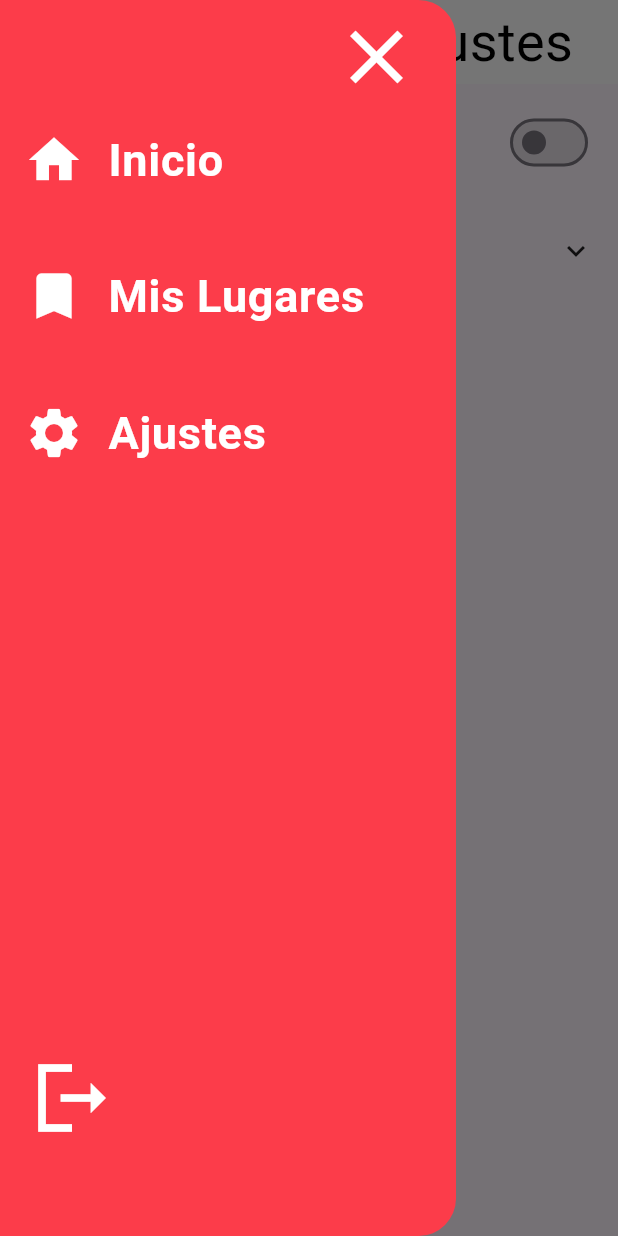
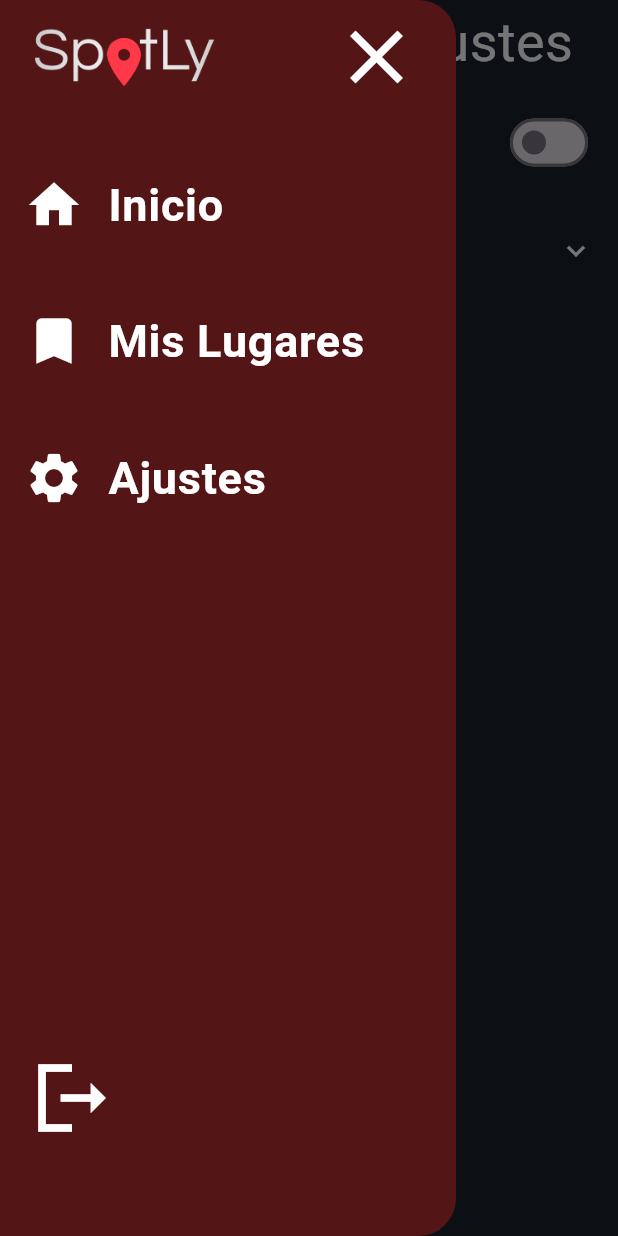
Before and after one commit to IvanRT18/SpotLy, a Flutter app: the Ajustes screen opened directly, with the side drawer open, on a phone screen of 412 x 824 dp. Run offline on Flutter 3.47's test engine with Material 3 defaults, Android fonts, the phone set to English and light mode, and no system bars; our stand-ins replace cloud_firestore, firebase_auth, firebase_core, flutter_rating_bar, font_awesome_flutter, geolocator and 2 more; accounts and stored records are empty; Roboto replaces fonts that are missing (OpenSans, Questrial).

Commit message:
Ajustes 75% - Modo oscuro en algunas vistas no todas

```diff
--- a/lib/ajustes.dart
+++ b/lib/ajustes.dart
@@ -1,9 +1,10 @@
-// ignore_for_file: unused_local_variable, deprecated_member_use
+// ignore_for_file: unused_local_variable, deprecated_member_use, library_private_types_in_public_api, use_key_in_widget_constructors
 
 import 'package:flutter/material.dart';
 import 'package:proyecto_movil/drawer.dart';
 import 'package:proyecto_movil/firebase_funciones.dart';
 import 'package:proyecto_movil/utils/constantes.dart';
+import 'package:proyecto_movil/utils/singleton.dart';
 
 class Ajustes extends StatefulWidget {
   const Ajustes({super.key});
@@ -13,6 +14,8 @@ class Ajustes extends StatefulWidget {
 }
 
 class _AjustesState extends State<Ajustes> {
+  final Singleton singleton = Singleton();
+
   @override
   Widget build(BuildContext context) {
     final double widthDevice = MediaQuery.of(context).size.width;
@@ -20,8 +23,9 @@ class _AjustesState extends State<Ajustes> {
     double appbarHeight = MediaQuery.of(context).padding.top + kToolbarHeight;
 
     return Scaffold(
+        backgroundColor: Singleton().darkMode ? bgColorLight : bgColorDark,
         appBar: AppBar(
-          backgroundColor: Colors.white,
+          backgroundColor: Singleton().darkMode ? bgColorLight : bgColorDark,
           leading: Builder(
             builder: (BuildContext context) {
               return IconButton(
@@ -35,13 +39,14 @@ class _AjustesState extends State<Ajustes> {
               );
             },
           ),
-          actions: const [
+          actions: [
             Padding(
-              padding: EdgeInsets.only(right: 30),
+              padding: const EdgeInsets.only(right: 30),
               child: Text(
                 "Ajustes",
                 style: TextStyle(
-                    color: Colors.black,
+                    color:
+                        Singleton().darkMode ? fontColorDark : fontColorLight,
                     fontSize: 36,
                     fontWeight: FontWeight.w400),
               ),
@@ -56,8 +61,36 @@ class _AjustesState extends State<Ajustes> {
                 crossAxisAlignment: CrossAxisAlignment.stretch,
                 children: [
                   const SizedBox(height: 15),
-                  DarkModeToggle(),
-                  MyDropdownMenu(),
+                  // Botón Modo Oscuro
+                  Padding(
+                    padding: const EdgeInsets.symmetric(horizontal: 16),
+                    child: Row(
+                      mainAxisAlignment: MainAxisAlignment.spaceBetween,
+                      children: [
+                        Text(
+                          'Modo oscuro',
+                          style: TextStyle(
+                            color: singleton.darkMode
+                                ? fontColorDark
+                                : fontColorLight,
+                            fontSize: 24,
+                            fontWeight: FontWeight.w500,
+                          ),
+                        ),
+                        Switch(
+                          value: singleton.darkMode,
+                          onChanged: (value) {
+                            Singleton().toggleDarkMode();
+                            singleton.darkMode = value;
+                            setState(() {});
+                          },
+                          activeTrackColor: rojoApp,
+                          activeColor: grisApp,
+                        ),
+                      ],
+                    ),
+                  ),
+                  MyDropdownMenu(singleton: singleton),
                 ],
               ),
             ],
@@ -66,43 +99,11 @@ class _AjustesState extends State<Ajustes> {
   }
 }
 
-class DarkModeToggle extends StatefulWidget {
-  @override
-  _DarkModeToggleState createState() => _DarkModeToggleState();
-}
+class MyDropdownMenu extends StatefulWidget {
+  final Singleton singleton;
 
-class _DarkModeToggleState extends State<DarkModeToggle> {
-  bool _isDarkMode = false;
+  const MyDropdownMenu({required this.singleton});
 
-  @override
-  Widget build(BuildContext context) {
-    return Padding(
-      padding: const EdgeInsets.symmetric(horizontal: 16),
-      child: Row(
-        mainAxisAlignment: MainAxisAlignment.spaceBetween,
-        children: [
-          const Text(
-            'Modo oscuro',
-            style: TextStyle(fontSize: 24, fontWeight: FontWeight.w500),
-          ),
-          Switch(
-            value: _isDarkMode,
-            onChanged: (value) {
-              setState(() {
-                _isDarkMode = value;
-                // Puedes añadir lógica para cambiar entre modos claro y oscuro aquí
-              });
-            },
-            activeTrackColor: Colors.grey[700],
-            activeColor: Colors.blueAccent,
-          ),
-        ],
-      ),
-    );
-  }
-}
-
-class MyDropdownMenu extends StatefulWidget {
   @override
   _MyDropdownMenuState createState() => _MyDropdownMenuState();
 }
@@ -134,16 +135,26 @@ class _MyDropdownMenuState extends State<MyDropdownMenu> {
             child: Row(
               mainAxisAlignment: MainAxisAlignment.spaceBetween,
               children: [
-                const Padding(
-                  padding: EdgeInsets.fromLTRB(0, 15, 0, 15),
+                Padding(
+                  padding: const EdgeInsets.fromLTRB(0, 15, 0, 15),
                   child: Text(
                     'Editar usuario',
-                    style: TextStyle(fontSize: 24, fontWeight: FontWeight.w500),
+                    style: TextStyle(
+                        color: widget.singleton.darkMode
+                            ? fontColorDark
+                            : fontColorLight,
+                        fontSize: 24,
+                        fontWeight: FontWeight.w500),
                   ),
                 ),
-                Icon(_isExpanded
-                    ? Icons.keyboard_arrow_up
-                    : Icons.keyboard_arrow_down),
+                Icon(
+                  _isExpanded
+                      ? Icons.keyboard_arrow_up
+                      : Icons.keyboard_arrow_down,
+                  color: widget.singleton.darkMode
+                      ? fontColorDark
+                      : fontColorLight,
+                ),
               ],
             ),
           ),
@@ -361,7 +372,7 @@ class _MyDropdownMenuState extends State<MyDropdownMenu> {
                         ),
                       ),
                     ),
-                    SizedBox(width: 16), // Separación entre los botones
+                    const SizedBox(width: 16), // Separación entre los botones
                     // Botón Cancelar
                     Expanded(
                       child: ElevatedButton(
--- a/lib/bookmarks.dart
+++ b/lib/bookmarks.dart
@@ -1,4 +1,4 @@
-// ignore_for_file: unused_local_variable
+// ignore_for_file: unused_local_variable, avoid_print
 
 import 'package:flutter/material.dart';
 import 'package:flutter_rating_bar/flutter_rating_bar.dart';
--- a/lib/drawer.dart
+++ b/lib/drawer.dart
@@ -5,6 +5,7 @@ import 'package:proyecto_movil/bookmarks.dart';
 import 'package:proyecto_movil/login.dart';
 import 'package:proyecto_movil/mapa.dart';
 import 'package:proyecto_movil/utils/constantes.dart';
+import 'package:proyecto_movil/utils/singleton.dart';
 
 class DrawerApp extends StatefulWidget {
   const DrawerApp({super.key});
@@ -14,7 +15,7 @@ class DrawerApp extends StatefulWidget {
 }
 
 class _DrawerAppState extends State<DrawerApp> {
-  // Singleton singleton = Singleton();
+  Singleton singleton = Singleton();
 
   TextStyle listItemStyle = const TextStyle(
       color: Colors.white,
@@ -27,7 +28,7 @@ class _DrawerAppState extends State<DrawerApp> {
   @override
   Widget build(BuildContext context) {
     return Drawer(
-      backgroundColor: rojoApp,
+      backgroundColor: Singleton().darkMode ? rojoApp : rojoAppDark,
       shape: const RoundedRectangleBorder(
         borderRadius: BorderRadius.only(
           topRight: Radius.circular(25),
@@ -41,6 +42,15 @@ class _DrawerAppState extends State<DrawerApp> {
             child: Row(
               mainAxisAlignment: MainAxisAlignment.end,
               children: [
+                Padding(
+                  padding: const EdgeInsets.only(right: 70),
+                  child: Image(
+                    image: AssetImage(Singleton().darkMode
+                        ? 'assets/images/spotlyLogo.png'
+                        : 'assets/images/spotlyLogo_darkmode.png'),
+                    width: 120,
+                  ),
+                ),
                 IconButton(
                   onPressed: () {
                     Scaffold.of(context).closeDrawer();
@@ -58,6 +68,9 @@ class _DrawerAppState extends State<DrawerApp> {
             height: MediaQuery.of(context).size.height * .75,
             child: Column(
               children: [
+                const SizedBox(
+                  height: 30,
+                ),
                 ListTile(
                   leading: Icon(Icons.home, size: listIconSize),
                   iconColor: Colors.white,
@@ -71,19 +84,6 @@ class _DrawerAppState extends State<DrawerApp> {
                     ));
                   },
                 ),
-                // const SizedBox(
-                //   height: 30,
-                // ),
-                // ListTile(
-                //   leading: Icon(Icons.location_on_rounded, size: listIconSize),
-                //   iconColor: Colors.white,
-                //   title: Text('Mapa', style: listItemStyle),
-                //   onTap: () {
-                //     Navigator.of(context).push(MaterialPageRoute(
-                //       builder: (context) => const Mapa(),
-                //     ));
-                //   },
-                // ),
                 const SizedBox(
                   height: 30,
                 ),
--- a/lib/firebase_authentication.dart
+++ b/lib/firebase_authentication.dart
@@ -1,3 +1,5 @@
+// ignore_for_file: avoid_print
+
 import 'package:firebase_auth/firebase_auth.dart';
 import 'package:proyecto_movil/models/usuario.dart';
 
--- a/lib/firebase_funciones.dart
+++ b/lib/firebase_funciones.dart
@@ -1,3 +1,5 @@
+// ignore_for_file: avoid_function_literals_in_foreach_calls
+
 import 'package:cloud_firestore/cloud_firestore.dart';
 import 'package:proyecto_movil/models/ubicacion.dart';
 
--- a/lib/home.dart
+++ b/lib/home.dart
@@ -1,6 +1,7 @@
 import 'package:flutter/material.dart';
 import 'package:proyecto_movil/drawer.dart';
 import 'package:proyecto_movil/utils/constantes.dart';
+import 'package:proyecto_movil/utils/singleton.dart';
 
 class Home extends StatefulWidget {
   const Home({super.key});
@@ -10,11 +11,14 @@ class Home extends StatefulWidget {
 }
 
 class _HomeState extends State<Home> {
+  Singleton singleton = Singleton();
+
   @override
   Widget build(BuildContext context) {
     return Scaffold(
+      backgroundColor: Singleton().darkMode ? bgColorLight : bgColorDark,
       appBar: AppBar(
-        backgroundColor: Colors.white,
+        backgroundColor: Singleton().darkMode ? bgColorLight : bgColorDark,
         leading: Builder(
           builder: (BuildContext context) {
             return IconButton(
--- a/lib/login.dart
+++ b/lib/login.dart
@@ -1,4 +1,4 @@
-// ignore_for_file: unused_local_variable
+// ignore_for_file: unused_local_variable, avoid_print, unused_element, use_build_context_synchronously
 
 import 'package:firebase_auth/firebase_auth.dart';
 import 'package:flutter/material.dart';
--- a/lib/mapa.dart
+++ b/lib/mapa.dart
@@ -9,6 +9,7 @@ import 'package:proyecto_movil/drawer.dart';
 import 'package:proyecto_movil/firebase_funciones.dart';
 import 'package:proyecto_movil/models/ubicacion.dart';
 import 'package:proyecto_movil/utils/constantes.dart';
+import 'package:proyecto_movil/utils/singleton.dart';
 import 'package:toastification/toastification.dart';
 
 class Mapa extends StatefulWidget {
@@ -19,6 +20,8 @@ class Mapa extends StatefulWidget {
 }
 
 class _MapaState extends State<Mapa> {
+  Singleton singleton = Singleton();
+
   late GoogleMapController mapController;
 
   late final LatLng _center =
@@ -64,9 +67,9 @@ class _MapaState extends State<Mapa> {
     late double calificacion = 3;
 
     return Scaffold(
-      backgroundColor: Colors.white,
+      backgroundColor: Singleton().darkMode ? bgColorLight : bgColorDark,
       appBar: AppBar(
-        backgroundColor: Colors.white,
+        backgroundColor: Singleton().darkMode ? bgColorLight : bgColorDark,
         leading: Builder(
           builder: (BuildContext context) {
             return IconButton(
@@ -80,11 +83,13 @@ class _MapaState extends State<Mapa> {
             );
           },
         ),
-        actions: const [
+        actions: [
           Padding(
-            padding: EdgeInsets.only(right: 30),
+            padding: const EdgeInsets.only(right: 30),
             child: Image(
-              image: AssetImage('assets/images/spotlyLogo.png'),
+              image: AssetImage(Singleton().darkMode
+                  ? 'assets/images/spotlyLogo.png'
+                  : 'assets/images/spotlyLogo_darkmode.png'),
               width: 120,
             ),
           ),
--- a/lib/register.dart
+++ b/lib/register.dart
@@ -1,4 +1,4 @@
-// ignore_for_file: unused_local_variable
+// ignore_for_file: unused_local_variable, avoid_print, use_build_context_synchronously
 
 import 'package:firebase_auth/firebase_auth.dart';
 import 'package:flutter/material.dart';
--- a/lib/utils/constantes.dart
+++ b/lib/utils/constantes.dart
@@ -1,5 +1,12 @@
 import 'package:flutter/material.dart';
 
 const rojoApp = Color(0xFFFC3C4A);
+const rojoAppDark = Color(0xFF531516);
 const verdeApp = Color(0xFF00B978);
 const grisApp = Color(0xFF4D4D4D);
+
+const bgColorDark = Color(0xFF1b222c);
+const bgColorLight = Color(0xFFD8D8D4);
+
+const fontColorDark = Color(0xFF000000);
+const fontColorLight = Color(0xFFFFFFFF);
--- /dev/null
+++ b/lib/utils/singleton.dart
@@ -0,0 +1,15 @@
+class Singleton {
+  static Singleton? _instance;
+
+  Singleton._internal() {
+    _instance = this;
+  }
+
+  factory Singleton() => _instance ?? Singleton._internal();
+
+  bool darkMode = false;
+
+  void toggleDarkMode() {
+    darkMode = !darkMode;
+  }
+}
```
Also changed, not shown: assets/images/spotlyLogo_darkmode.png (added).
